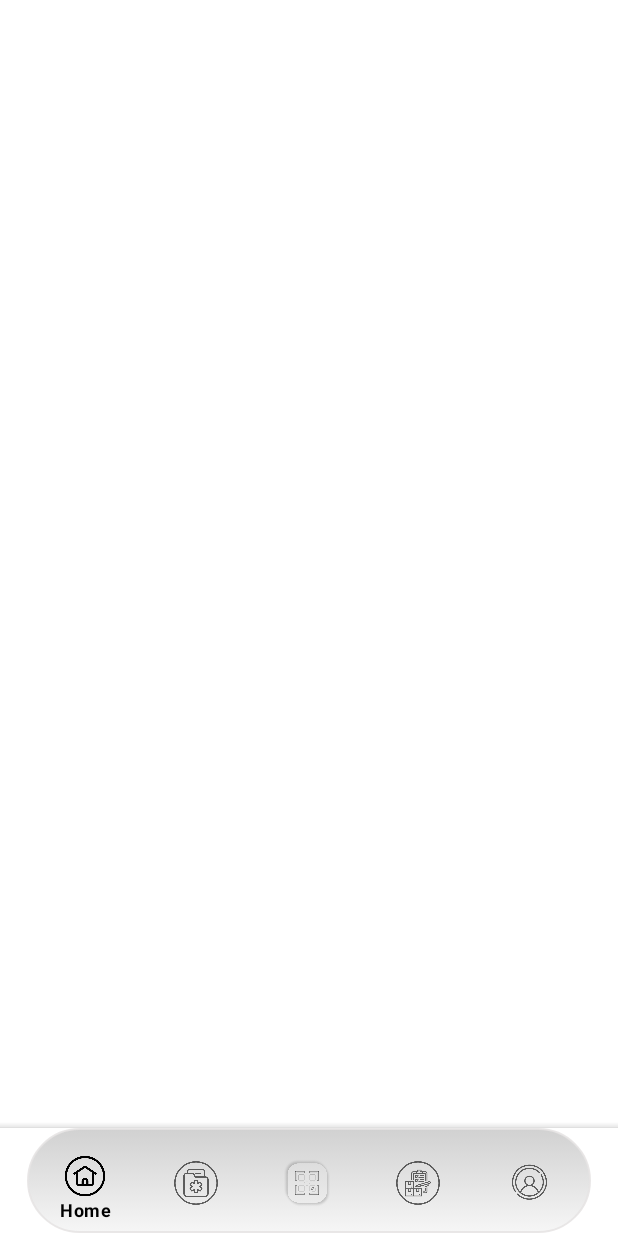
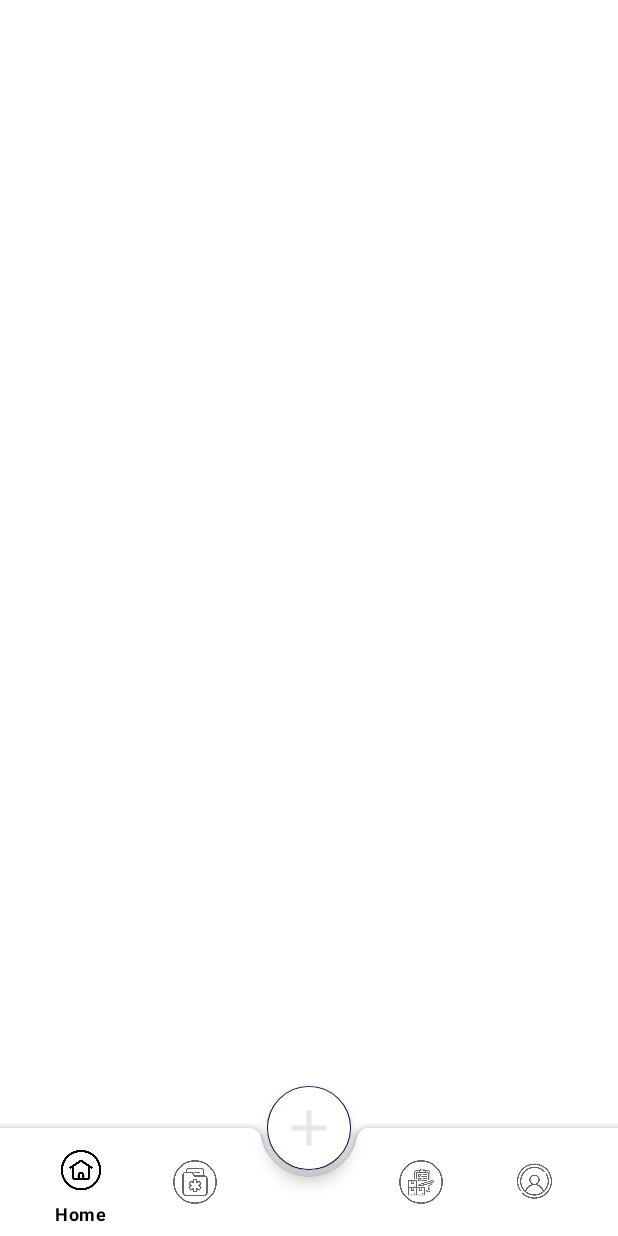
Before and after one commit to JorgB123/BISU_InventoryQRcode, an Android app: the layout activity_main.xml on its own in the app's theme, with its tools: preview values and no code run, on a phone screen of 412 x 824 dp. Run offline under Robolectric (Android 15) with nearby library versions, the phone set to English and light mode, and no system bars; Roboto replaces fonts that are not available here.

```diff
--- a/app/src/main/AndroidManifest.xml
+++ b/app/src/main/AndroidManifest.xml
@@ -44,10 +44,10 @@
             android:name=".SignUp"
             android:exported="false" />
         <activity
-            android:name=".MainActivity"
+            android:name=".ScannedDataActivity"
             android:exported="false" />
         <activity
-            android:name=".ScannedDataActivity"
+            android:name=".MainActivity"
             android:exported="true">
             <intent-filter>
                 <action android:name="android.intent.action.MAIN" />
--- /dev/null
+++ b/app/src/main/res/drawable/baseline_add_24.xml
@@ -0,0 +1,5 @@
+<vector android:height="24dp" android:tint="#000000"
+    android:viewportHeight="24" android:viewportWidth="24"
+    android:width="24dp" xmlns:android="http://schemas.android.com/apk/res/android">
+    <path android:fillColor="@android:color/white" android:pathData="M19,13h-6v6h-2v-6H5v-2h6V5h2v6h6v2z"/>
+</vector>
--- a/app/src/main/res/layout/activity_main.xml
+++ b/app/src/main/res/layout/activity_main.xml
@@ -32,12 +32,26 @@
             android:layout_height="match_parent"
             android:layout_marginStart="16dp"
             android:layout_marginEnd="18dp"
-            android:background="@drawable/btn"
+            android:background="@android:color/transparent"
             app:elevation="0dp"
             app:itemIconSize="40dp"
             app:menu="@menu/bottom_nav_menu" />
 
 
+
+
     </com.google.android.material.bottomappbar.BottomAppBar>
 
+
+
+    <com.google.android.material.floatingactionbutton.FloatingActionButton
+        android:layout_width="wrap_content"
+        android:id="@+id/floatingActionButton"
+        android:layout_height="wrap_content"
+        android:backgroundTint="@color/white"
+        android:src="@drawable/baseline_add_24"
+        app:layout_anchor="@id/bottomAppBar"
+        app:maxImageSize="40dp"
+        android:tint="@color/black"/>
+
 </androidx.coordinatorlayout.widget.CoordinatorLayout>
--- a/app/src/main/res/menu/bottom_nav_menu.xml
+++ b/app/src/main/res/menu/bottom_nav_menu.xml
@@ -12,8 +12,7 @@
         android:icon="@drawable/icon_history"/>
     <item
         android:id="@+id/Scan"
-        android:title=""
-        android:icon="@drawable/icon_scan" />
+        android:title="" />
     <item
         android:id="@+id/Inventory"
         android:title="Inventory"
--- a/build.gradle
+++ b/build.gradle
@@ -1,7 +1,7 @@
 // Top-level build file where you can add configuration options common to all sub-projects/modules.
 plugins {
-    id 'com.android.application' version '7.2.2' apply false
-    id 'com.android.library' version '7.2.2' apply false
+    id 'com.android.application' version '7.4.2' apply false
+    id 'com.android.library' version '7.4.2' apply false
 }
 //allprojects {
 //    repositories {
```
Also changed, not shown: app/src/main/java/com/example/bisu_inventoryqrcode/MainActivity.java (+10 -7 lines), app/src/main/res/values/styles.xml (added, +10 -0 lines), gradle/wrapper/gradle-wrapper.properties.
